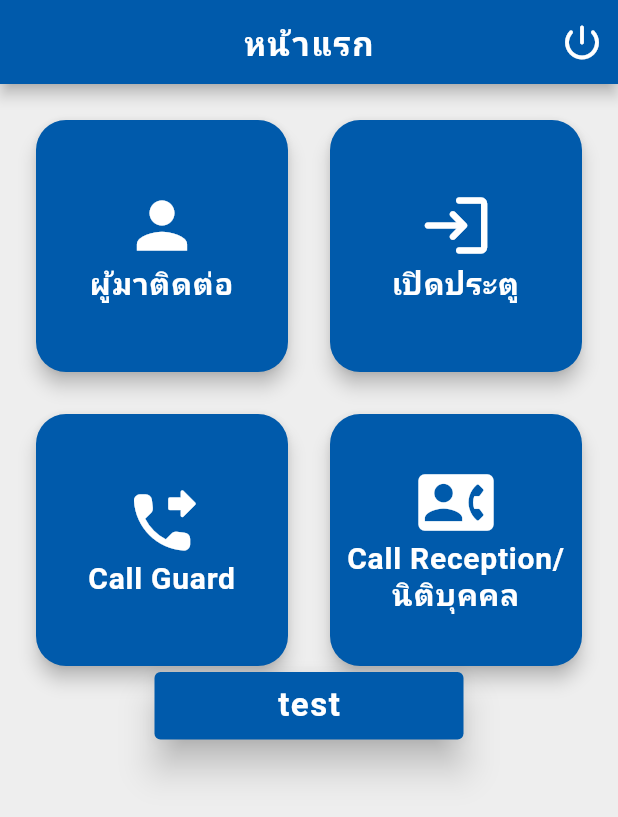
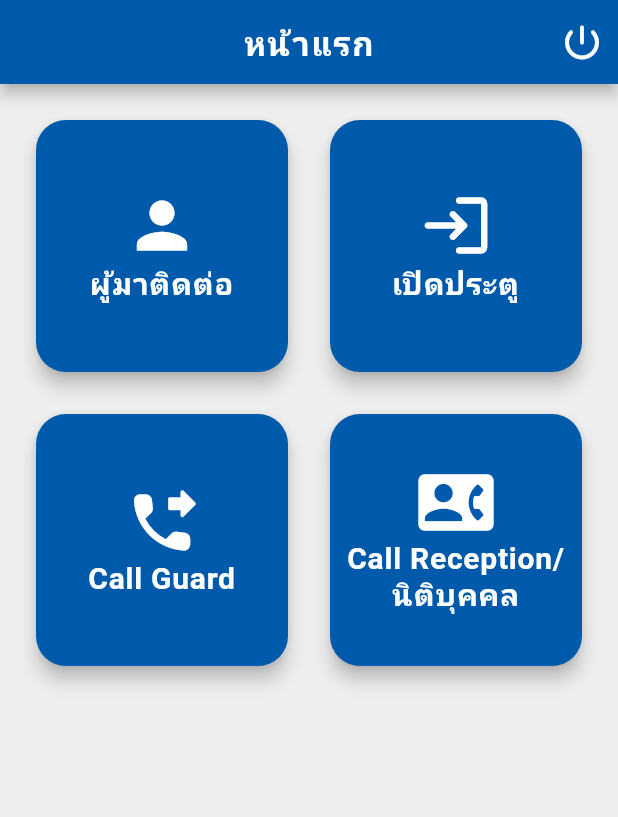
Before and after one commit to army115/doormaster, a Flutter app: the Home_Page screen opened directly, on a phone screen of 412 x 824 dp. Shown: the top 817 px of the screen. Run offline on Flutter 3.47's test engine with Material 2 defaults, Android fonts, the light colour scheme and no system bars; our stand-ins replace connectivity_plus, flutter_bluetooth_serial, flutter_datetime_picker, image_gallery_saver, location, shared_preferences; missing offline and left inert: checkbox_formfield, flutter_phone_direct_caller, share_files_and_screenshot_widgets; accounts and stored records are empty; Roboto replaces fonts that are missing (Prompt).

Commit message:
update_friday

```diff
--- a/lib/components/dropdown/dropdown.dart
+++ b/lib/components/dropdown/dropdown.dart
@@ -22,6 +22,7 @@ class Dropdown extends StatelessWidget {
     return Container(
       padding: EdgeInsets.symmetric(vertical: 5),
       child: DropdownButtonFormField(
+          hint: Text(title),
           style: TextStyle(
               fontSize: 20,
               fontFamily: 'Prompt',
--- a/lib/screen/home_page.dart
+++ b/lib/screen/home_page.dart
@@ -1,6 +1,3 @@
-import 'dart:convert';
-import 'dart:typed_data';
-
 import 'package:doormster/components/button/button.dart';
 import 'package:doormster/components/girdManu/gird_menu.dart';
 import 'package:doormster/components/snackbar/snackbar.dart';
@@ -135,12 +132,12 @@ class _Home_PageState extends State<Home_Page> {
                       ),
                     ],
                   ),
-                  Buttons(
-                      title: 'test',
-                      press: () {
-                        Navigator.push(context,
-                            MaterialPageRoute(builder: ((context) => Test())));
-                      })
+                  // Buttons(
+                  //     title: 'test',
+                  //     press: () {
+                  //       Navigator.push(context,
+                  //           MaterialPageRoute(builder: ((context) => Test())));
+                  //     })
                 ]),
               ),
             )),
--- a/lib/screen/register_page.dart
+++ b/lib/screen/register_page.dart
@@ -183,7 +183,7 @@ class _Register_PageState extends State<Register_Page> {
                           activeColor: Theme.of(context).primaryColor,
                           title: Text(
                             'ยอมรับเงื่อนไขการใช้บริการ',
-                            style: TextStyle(fontSize: 20),
+                            style: TextStyle(fontSize: 18),
                           ),
                           initialValue: Checked,
                           onChanged: (value) {
```
